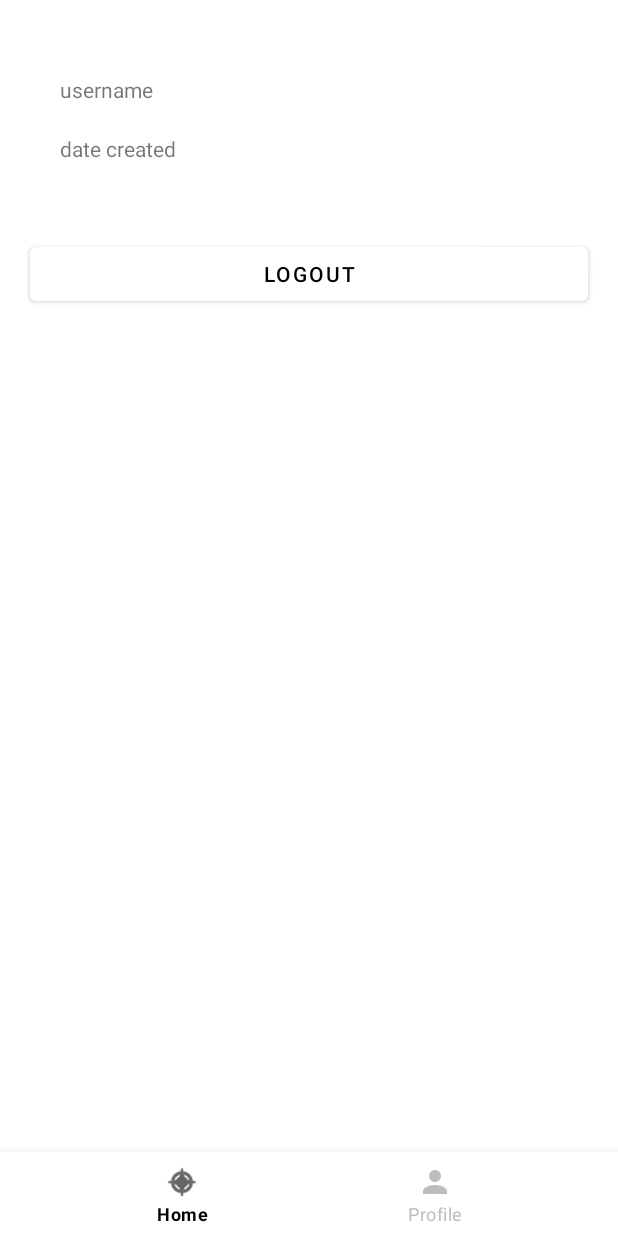
After one commit to aarondls/week3-parstagram, an Android app: the fragment ProfileFragment placed in its activity, on a phone screen of 412 x 824 dp. The commit adds this screen. Run offline under Robolectric (Android 15) with nearby library versions, the phone set to English and light mode, and no system bars; libraries missing offline, so code that uses them is left out: com.parse, org.parceler; pictures from the network do not load; 7 statements that could not run were skipped.

Commit message:
Changed activities into fragments controlled by bottom nav view

```diff
--- a/app/src/main/java/com/example/parstagram/MainActivity.java
+++ b/app/src/main/java/com/example/parstagram/MainActivity.java
@@ -1,7 +1,10 @@
 package com.example.parstagram;
 
+import androidx.annotation.NonNull;
 import androidx.annotation.Nullable;
 import androidx.appcompat.app.AppCompatActivity;
+import androidx.fragment.app.Fragment;
+import androidx.fragment.app.FragmentManager;
 import androidx.recyclerview.widget.LinearLayoutManager;
 import androidx.recyclerview.widget.RecyclerView;
 import androidx.swiperefreshlayout.widget.SwipeRefreshLayout;
@@ -9,11 +12,16 @@ import androidx.swiperefreshlayout.widget.SwipeRefreshLayout;
 import android.content.Intent;
 import android.os.Bundle;
 import android.util.Log;
+import android.view.MenuItem;
 import android.view.View;
 import android.widget.Button;
 import android.widget.ImageButton;
 import android.widget.Toast;
 
+import com.example.parstagram.fragments.HomeFragment;
+import com.example.parstagram.fragments.ProfileFragment;
+import com.google.android.material.bottomnavigation.BottomNavigationMenuView;
+import com.google.android.material.bottomnavigation.BottomNavigationView;
 import com.parse.FindCallback;
 import com.parse.ParseException;
 import com.parse.ParseQuery;
@@ -24,104 +32,40 @@ import java.util.List;
 
 public class MainActivity extends AppCompatActivity {
     public static final String TAG = "MainActivity";
-    public static final int REQUEST_CODE = 22;
 
-    private Button logout_button;
-    private ImageButton create_post_button;
-    private RecyclerView posts_recycler_view;
-    protected PostsAdapter adapter;
-    protected List<Post> all_posts;
-    private SwipeRefreshLayout swipe_container;
+    private BottomNavigationView bottom_navigationview;
 
     @Override
     protected void onCreate(Bundle savedInstanceState) {
         super.onCreate(savedInstanceState);
         setContentView(R.layout.activity_main);
 
-        logout_button = findViewById(R.id.logout_button);
-        create_post_button = findViewById(R.id.create_post_button);
-        posts_recycler_view = findViewById(R.id.posts_recycler_view);
-        swipe_container = (SwipeRefreshLayout) findViewById(R.id.swipe_container);
+        final FragmentManager fragmentManager = getSupportFragmentManager();
 
-        // initialize the array that will hold posts and create a PostsAdapter
-        all_posts = new ArrayList<>();
-        adapter = new PostsAdapter(this, all_posts);
+        bottom_navigationview = findViewById(R.id.bottom_navigation_view);
 
-        // set the adapter on the recycler view
-        posts_recycler_view.setAdapter(adapter);
-        // set the layout manager on the recycler view
-        posts_recycler_view.setLayoutManager(new LinearLayoutManager(this));
-        queryPosts();
-
-        logout_button.setOnClickListener(new View.OnClickListener() {
+        bottom_navigationview.setOnItemSelectedListener(new BottomNavigationView.OnItemSelectedListener() {
             @Override
-            public void onClick(View v) {
-                Toast.makeText(MainActivity.this, "Logging out", Toast.LENGTH_SHORT).show();
-
-                // logout user
-                ParseUser.logOut();
-
-                // move to login screen
-                Intent i = new Intent(MainActivity.this, LoginActivity.class);
-                startActivity(i);
-                finish();
+            public boolean onNavigationItemSelected(@NonNull MenuItem item) {
+                Fragment fragment;
+                switch (item.getItemId()) {
+                    case R.id.home_action:
+                        // do something here
+                        fragment = new HomeFragment();
+                        break;
+                    case R.id.profile_action:
+                        // do something here
+                        fragment = new ProfileFragment();
+                        break;
+                    default:
+                        fragment = new HomeFragment();
+                        break;
+                }
+                fragmentManager.beginTransaction().replace(R.id.fl_container, fragment).commit();
+                return true;
             }
         });
-
-        create_post_button.setOnClickListener(new View.OnClickListener() {
-            @Override
-            public void onClick(View v) {
-                // move to activity to create new post
-                Intent i = new Intent(MainActivity.this, CreatePostActivity.class);
-//                startActivityForResult(i, REQUEST_CODE);
-                startActivity(i);
-            }
-        });
-
-        swipe_container.setOnRefreshListener(new SwipeRefreshLayout.OnRefreshListener() {
-            @Override
-            public void onRefresh() {
-                queryPosts();
-                swipe_container.setRefreshing(false);
-            }
-        });
-        // Configure the refreshing colors
-        swipe_container.setColorSchemeResources(android.R.color.holo_blue_bright,
-                android.R.color.holo_green_light,
-                android.R.color.holo_orange_light,
-                android.R.color.holo_red_light);
+        // Set default selection
+        bottom_navigationview.setSelectedItemId(R.id.home_action);
     }
-
-    private void queryPosts() {
-        ParseQuery<Post> query = ParseQuery.getQuery(Post.class);
-        query.include(Post.KEY_USER);
-        query.setLimit(20);
-        query.addDescendingOrder("createdAt");
-
-        query.findInBackground(new FindCallback<Post>() {
-            @Override
-            public void done(List<Post> posts, ParseException e) {
-                if (e != null) {
-                    Log.e(TAG, "Issue with getting posts", e);
-                    return;
-                }
-
-                for (Post post : posts) {
-                    Log.i(TAG, "Post: " + post.getDescription() + ", username: " + post.getUser().getUsername());
-                }
-                adapter.clear();
-                all_posts.addAll(posts);
-                adapter.notifyDataSetChanged();
-            }
-        });
-    }
-
-    @Override
-    protected void onResume() {
-        super.onResume();
-        Log.i(TAG, "onResume");
-        // may need a way here to delay?
-        queryPosts();
-    }
-
 }
--- /dev/null
+++ b/app/src/main/java/com/example/parstagram/fragments/HomeFragment.java
@@ -0,0 +1,134 @@
+package com.example.parstagram.fragments;
+
+import android.content.Intent;
+import android.os.Bundle;
+
+import androidx.fragment.app.Fragment;
+import androidx.recyclerview.widget.LinearLayoutManager;
+import androidx.recyclerview.widget.RecyclerView;
+import androidx.swiperefreshlayout.widget.SwipeRefreshLayout;
+
+import android.util.Log;
+import android.view.LayoutInflater;
+import android.view.View;
+import android.view.ViewGroup;
+import android.widget.Button;
+import android.widget.ImageButton;
+import android.widget.Toast;
+
+import com.example.parstagram.CreatePostActivity;
+import com.example.parstagram.LoginActivity;
+import com.example.parstagram.MainActivity;
+import com.example.parstagram.Post;
+import com.example.parstagram.PostsAdapter;
+import com.example.parstagram.R;
+import com.parse.FindCallback;
+import com.parse.ParseException;
+import com.parse.ParseQuery;
+import com.parse.ParseUser;
+
+import java.util.ArrayList;
+import java.util.List;
+
+/**
+ * A simple {@link Fragment} subclass.
+ * Use the {@link HomeFragment#newInstance} factory method to
+ * create an instance of this fragment.
+ */
+public class HomeFragment extends Fragment {
+    public static final String TAG = "HomeFragment";
+    public static final int REQUEST_CODE = 22;
+
+    private ImageButton create_post_button;
+    protected List<Post> all_posts;
+    private RecyclerView posts_recycler_view;
+    protected PostsAdapter adapter;
+    private SwipeRefreshLayout swipe_container;
+
+    public HomeFragment() {
+        // Required empty public constructor
+    }
+
+    // The onCreateView method is called when Fragment should create its View object hierarchy,
+    // either dynamically or via XML layout inflation.
+    @Override
+    public View onCreateView(LayoutInflater inflater, ViewGroup parent, Bundle savedInstanceState) {
+        // Defines the xml file for the fragment
+        return inflater.inflate(R.layout.fragment_home, parent, false);
+    }
+
+    // This event is triggered soon after onCreateView().
+    // Any view setup should occur here.  E.g., view lookups and attaching view listeners.
+    @Override
+    public void onViewCreated(View view, Bundle savedInstanceState) {
+        // Setup any handles to view objects here
+
+        create_post_button = view.findViewById(R.id.create_post_button);
+        posts_recycler_view = view.findViewById(R.id.posts_recycler_view);
+        swipe_container = (SwipeRefreshLayout) view.findViewById(R.id.swipe_container);
+
+        // initialize the array that will hold posts and create a PostsAdapter
+        all_posts = new ArrayList<>();
+        adapter = new PostsAdapter(getContext(), all_posts);
+
+        // set the adapter on the recycler view
+        posts_recycler_view.setAdapter(adapter);
+        // set the layout manager on the recycler view
+        posts_recycler_view.setLayoutManager(new LinearLayoutManager(getContext()));
+        queryPosts();
+
+        create_post_button.setOnClickListener(new View.OnClickListener() {
+            @Override
+            public void onClick(View v) {
+                // move to activity to create new post
+                Intent i = new Intent(getContext(), CreatePostActivity.class);
+//                startActivityForResult(i, REQUEST_CODE);
+                startActivity(i);
+            }
+        });
+
+        swipe_container.setOnRefreshListener(new SwipeRefreshLayout.OnRefreshListener() {
+            @Override
+            public void onRefresh() {
+                queryPosts();
+                swipe_container.setRefreshing(false);
+            }
+        });
+        // Configure the refreshing colors
+        swipe_container.setColorSchemeResources(android.R.color.holo_blue_bright,
+                android.R.color.holo_green_light,
+                android.R.color.holo_orange_light,
+                android.R.color.holo_red_light);
+    }
+
+    private void queryPosts() {
+        ParseQuery<Post> query = ParseQuery.getQuery(Post.class);
+        query.include(Post.KEY_USER);
+        query.setLimit(20);
+        query.addDescendingOrder("createdAt");
+
+        query.findInBackground(new FindCallback<Post>() {
+            @Override
+            public void done(List<Post> posts, ParseException e) {
+                if (e != null) {
+                    Log.e(TAG, "Issue with getting posts", e);
+                    return;
+                }
+
+                for (Post post : posts) {
+                    Log.i(TAG, "Post: " + post.getDescription() + ", username: " + post.getUser().getUsername());
+                }
+                adapter.clear();
+                all_posts.addAll(posts);
+                adapter.notifyDataSetChanged();
+            }
+        });
+    }
+
+    @Override
+    public void onResume() {
+        super.onResume();
+        Log.i(TAG, "onResume");
+        queryPosts();
+    }
+}
--- /dev/null
+++ b/app/src/main/java/com/example/parstagram/fragments/ProfileFragment.java
@@ -0,0 +1,78 @@
+package com.example.parstagram.fragments;
+
+import android.content.Intent;
+import android.os.Bundle;
+
+import androidx.fragment.app.Fragment;
+import androidx.recyclerview.widget.LinearLayoutManager;
+import androidx.swiperefreshlayout.widget.SwipeRefreshLayout;
+
+import android.util.Log;
+import android.view.LayoutInflater;
+import android.view.View;
+import android.view.ViewGroup;
+import android.widget.Button;
+import android.widget.TextView;
+import android.widget.Toast;
+
+import com.example.parstagram.CreatePostActivity;
+import com.example.parstagram.LoginActivity;
+import com.example.parstagram.PostsAdapter;
+import com.example.parstagram.R;
+import com.parse.ParseUser;
+
+import org.w3c.dom.Text;
+
+import java.util.ArrayList;
+
+/**
+ * A simple {@link Fragment} subclass.
+ * Use the {@link ProfileFragment#newInstance} factory method to
+ * create an instance of this fragment.
+ */
+public class ProfileFragment extends Fragment {
+    private Button logout_button;
+    private TextView profile_username_textview;
+    private TextView profile_date_created_textview;
+
+    public ProfileFragment() {
+        // Required empty public constructor
+    }
+
+    // The onCreateView method is called when Fragment should create its View object hierarchy,
+    // either dynamically or via XML layout inflation.
+    @Override
+    public View onCreateView(LayoutInflater inflater, ViewGroup parent, Bundle savedInstanceState) {
+        // Defines the xml file for the fragment
+        return inflater.inflate(R.layout.fragment_profile, parent, false);
+    }
+
+    // This event is triggered soon after onCreateView().
+    // Any view setup should occur here.  E.g., view lookups and attaching view listeners.
+    @Override
+    public void onViewCreated(View view, Bundle savedInstanceState) {
+        // Setup any handles to view objects here
+
+        logout_button = view.findViewById(R.id.logout_button);
+        profile_username_textview = view.findViewById(R.id.profile_username_textview);
+        profile_date_created_textview = view.findViewById(R.id.profile_date_created_textview);
+
+        profile_username_textview.setText("Account username: " + ParseUser.getCurrentUser().getUsername());
+        profile_date_created_textview.setText("Date created: " + ParseUser.getCurrentUser().getCreatedAt().toString());
+
+        logout_button.setOnClickListener(new View.OnClickListener() {
+            @Override
+            public void onClick(View v) {
+                Toast.makeText(getContext(), "Logging out", Toast.LENGTH_SHORT).show();
+
+                // logout user
+                ParseUser.logOut();
+
+                // move to login screen
+                Intent i = new Intent(getContext(), LoginActivity.class);
+                startActivity(i);
+                getActivity().finish();
+            }
+        });
+    }
+}
--- /dev/null
+++ b/app/src/main/res/drawable/bottom_nav_icon_color_selector.xml
@@ -0,0 +1,6 @@
+<?xml version="1.0" encoding="utf-8"?>
+<selector xmlns:android="http://schemas.android.com/apk/res/android">
+    <item android:state_checked="true" android:color="@android:color/black" />
+    <item android:state_pressed="true" android:state_enabled="true" android:color="@android:color/white" />
+    <item android:color="@color/gray" />
+</selector>
--- /dev/null
+++ b/app/src/main/res/drawable/ic_baseline_person_24.xml
@@ -0,0 +1,5 @@
+<vector android:height="24dp" android:tint="#000000"
+    android:viewportHeight="24" android:viewportWidth="24"
+    android:width="24dp" xmlns:android="http://schemas.android.com/apk/res/android">
+    <path android:fillColor="@android:color/white" android:pathData="M12,12c2.21,0 4,-1.79 4,-4s-1.79,-4 -4,-4 -4,1.79 -4,4 1.79,4 4,4zM12,14c-2.67,0 -8,1.34 -8,4v2h16v-2c0,-2.66 -5.33,-4 -8,-4z"/>
+</vector>
--- a/app/src/main/res/layout/activity_main.xml
+++ b/app/src/main/res/layout/activity_main.xml
@@ -7,59 +7,18 @@
     android:layout_height="match_parent"
     tools:context=".MainActivity">
 
-    <Button
-        android:id="@+id/logout_button"
-        android:layout_width="wrap_content"
+    <FrameLayout
+        android:id="@+id/fl_container"
+        android:layout_width="match_parent"
+        android:layout_height="match_parent"
+        android:layout_above="@id/bottom_navigation_view"/>
+
+    <com.google.android.material.bottomnavigation.BottomNavigationView
+        android:id="@+id/bottom_navigation_view"
+        android:layout_width="match_parent"
         android:layout_height="wrap_content"
-        android:layout_alignParentTop="true"
-        android:layout_alignParentEnd="true"
-        android:layout_marginTop="5dp"
-        android:layout_marginEnd="10dp"
-        android:text="Logout" />
-
-    <ImageButton
-        android:id="@+id/create_post_button"
-        android:layout_width="wrap_content"
-        android:layout_height="wrap_content"
-        android:layout_alignParentTop="true"
-        android:layout_marginTop="5dp"
-        android:layout_marginEnd="10dp"
-        android:layout_toStartOf="@+id/logout_button"
-        android:backgroundTint="#FFFFFF"
-        app:srcCompat="@android:drawable/ic_menu_add" />
-
-    <androidx.swiperefreshlayout.widget.SwipeRefreshLayout
-        android:id="@+id/swipe_container"
-        android:layout_width="match_parent"
-        android:layout_height="610dp"
-        android:layout_below="@+id/logout_button"
-        android:layout_alignParentStart="true"
-        android:layout_alignParentEnd="true"
         android:layout_alignParentBottom="true"
-        android:layout_marginStart="0dp"
-        android:layout_marginTop="10dp"
-        android:layout_marginEnd="0dp"
-        android:layout_marginBottom="0dp">
-
-        <androidx.recyclerview.widget.RecyclerView
-            android:id="@+id/posts_recycler_view"
-            android:layout_width="match_parent"
-            android:layout_height="wrap_content" />
-
-    </androidx.swiperefreshlayout.widget.SwipeRefreshLayout>
-
-    <TextView
-        android:id="@+id/detailed_appname_textview"
-        android:layout_width="wrap_content"
-        android:layout_height="wrap_content"
-        android:layout_alignParentStart="true"
-        android:layout_alignParentTop="true"
-        android:layout_marginStart="10dp"
-        android:layout_marginTop="10dp"
-        android:fontFamily="cursive"
-        android:text="Parstagram"
-        android:textColor="#000000"
-        android:textSize="30dp"
-        android:textStyle="bold" />
-
+        app:itemIconTint="@drawable/bottom_nav_icon_color_selector"
+        app:itemTextColor="@drawable/bottom_nav_icon_color_selector"
+        app:menu="@menu/menu_bottom_navigation" />
 </RelativeLayout>
--- /dev/null
+++ b/app/src/main/res/layout/fragment_profile.xml
@@ -0,0 +1,41 @@
+<?xml version="1.0" encoding="utf-8"?>
+<RelativeLayout
+    xmlns:android="http://schemas.android.com/apk/res/android"
+    xmlns:tools="http://schemas.android.com/tools"
+    android:layout_width="match_parent"
+    android:layout_height="match_parent"
+    tools:context=".fragments.ProfileFragment">
+
+    <Button
+        android:id="@+id/logout_button"
+        android:layout_width="wrap_content"
+        android:layout_height="wrap_content"
+        android:layout_below="@+id/profile_date_created_textview"
+        android:layout_alignParentStart="true"
+        android:layout_alignParentEnd="true"
+        android:layout_marginStart="20dp"
+        android:layout_marginTop="50dp"
+        android:layout_marginEnd="20dp"
+        android:text="Logout" />
+
+    <TextView
+        android:id="@+id/profile_username_textview"
+        android:layout_width="wrap_content"
+        android:layout_height="wrap_content"
+        android:layout_alignParentStart="true"
+        android:layout_alignParentTop="true"
+        android:layout_marginStart="40dp"
+        android:layout_marginTop="50dp"
+        android:text="username" />
+
+    <TextView
+        android:id="@+id/profile_date_created_textview"
+        android:layout_width="wrap_content"
+        android:layout_height="wrap_content"
+        android:layout_below="@+id/profile_username_textview"
+        android:layout_alignParentStart="true"
+        android:layout_marginStart="40dp"
+        android:layout_marginTop="20dp"
+        android:text="date created" />
+
+</RelativeLayout>
--- /dev/null
+++ b/app/src/main/res/menu/menu_bottom_navigation.xml
@@ -0,0 +1,15 @@
+<?xml version="1.0" encoding="utf-8"?>
+<menu xmlns:app="http://schemas.android.com/apk/res-auto"
+    xmlns:android="http://schemas.android.com/apk/res/android">
+
+    <item
+        android:id="@+id/home_action"
+        android:icon="@android:drawable/ic_menu_compass"
+        android:title="Home"
+        app:showAsAction="always" />
+    <item
+        android:id="@+id/profile_action"
+        android:icon="@drawable/ic_baseline_person_24"
+        android:title="Profile"
+        app:showAsAction="always" />
+</menu>
--- a/app/src/main/res/values/colors.xml
+++ b/app/src/main/res/values/colors.xml
@@ -7,4 +7,5 @@
     <color name="teal_700">#FF018786</color>
     <color name="black">#FF000000</color>
     <color name="white">#FFFFFFFF</color>
+    <color name="gray">#BDBDBD</color>
 </resources>
--- a/app/src/main/res/values/strings.xml
+++ b/app/src/main/res/values/strings.xml
@@ -1,3 +1,5 @@
 <resources>
     <string name="app_name">Parstagram</string>
+    <!-- TODO: Remove or change this placeholder text -->
+    <string name="hello_blank_fragment">Hello blank fragment</string>
 </resources>
```
Also changed, not shown: app/src/main/res/layout/fragment_home.xml (added, +55 -0 lines).
